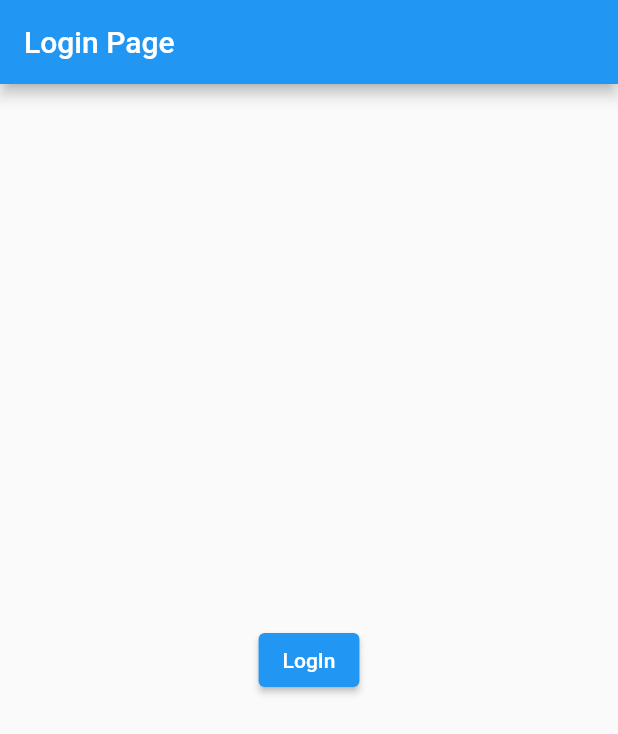
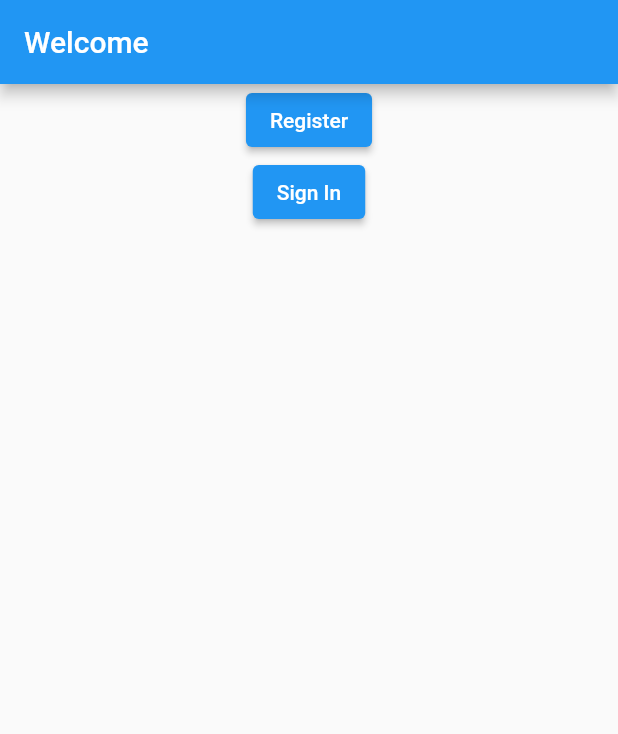
Before and after one commit to gabbykush/TeamConnect, a Flutter app: the screen it shows after launch, on a phone screen of 412 x 824 dp. Shown: the top 734 px of the screen. Run offline on Flutter 3.47's test engine with Material 2 defaults, Android fonts, the phone set to English and light mode, and no system bars.

Commit message:
Added Start and Register Pages

```diff
--- a/lib/main.dart
+++ b/lib/main.dart
@@ -1,6 +1,8 @@
 import 'package:flutter/material.dart';
 import 'package:teamconnect/login_success_test.dart';
 import 'package:teamconnect/loginpage.dart';
+import 'package:teamconnect/registerpage.dart';
+import 'package:teamconnect/startpage.dart';
 
 void main() {
   runApp(MyApp());
@@ -11,10 +13,12 @@ class MyApp extends StatelessWidget {
   Widget build(BuildContext context) {
     // TODO: implement build
     return MaterialApp(
-      initialRoute: LogInPage.id,
+      initialRoute: StartPage.id,
       routes: {
         LogInPage.id: (context) => LogInPage(),
-        LoginSuccessPage.id: (context) => LoginSuccessPage()
+        LoginSuccessPage.id: (context) => LoginSuccessPage(),
+        RegisterPage.id: (context) => RegisterPage(),
+        StartPage.id: (context) => StartPage(),
       },);
   }
 }
--- /dev/null
+++ b/lib/startpage.dart
@@ -0,0 +1,28 @@
+import 'package:flutter/cupertino.dart';
+import 'package:flutter/material.dart';
+import 'package:teamconnect/registerpage.dart';
+
+import 'loginpage.dart';
+
+class StartPage extends StatelessWidget {
+  static String id = 'StartPage';
+  @override
+  Widget build(BuildContext context) {
+    // TODO: implement build
+    return Scaffold(
+        appBar: AppBar(title: Text("Welcome")),
+        body: Center(
+          child: Column(
+            children: [
+              ElevatedButton(onPressed: (){
+                Navigator.pushNamed(context, RegisterPage.id);
+              }, child: Text('Register')),
+              ElevatedButton(onPressed: (){
+                Navigator.pushNamed(context, LogInPage.id);
+              }, child: Text('Sign In')),
+
+            ],
+          ),
+        ));
+  }
+}
```
Also changed, not shown: lib/loginpage.dart (+21 -6 lines), lib/registerpage.dart (added, +37 -0 lines).
